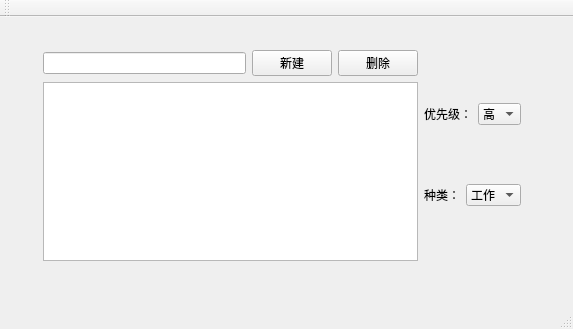
This is mainwindow.ui in llfWilliam/ToDoList as Qt 5 draws it before an edit. The edited form follows.
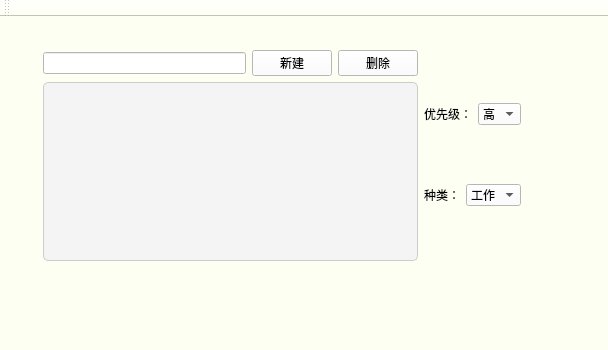
This is the edited form.

Diff of the .ui file:
```diff
--- a/mainwindow.ui
+++ b/mainwindow.ui
@@ -6,15 +6,18 @@
    <rect>
     <x>0</x>
     <y>0</y>
-    <width>573</width>
-    <height>329</height>
+    <width>608</width>
+    <height>350</height>
    </rect>
   </property>
   <property name="windowTitle">
-   <string>MainWindow</string>
+   <string>待办事项列表</string>
+  </property>
+  <property name="styleSheet">
+   <string notr="true">background-color: rgb(253, 255, 242);</string>
   </property>
   <widget class="QWidget" name="centralWidget">
-   <widget class="QWidget" name="">
+   <widget class="QWidget" name="layoutWidget">
     <property name="geometry">
      <rect>
       <x>32</x>
@@ -29,10 +32,17 @@
        <item>
         <layout class="QHBoxLayout" name="horizontalLayout">
          <item>
-          <widget class="QLineEdit" name="taskInput"/>
+          <widget class="QLineEdit" name="taskInput">
+           <property name="styleSheet">
+            <string notr="true">background-color: rgb(255, 255, 255);</string>
+           </property>
+          </widget>
          </item>
          <item>
           <widget class="QPushButton" name="addButton">
+           <property name="styleSheet">
+            <string notr="true">background-color: rgb(255, 255, 255);</string>
+           </property>
            <property name="text">
             <string>新建</string>
            </property>
@@ -40,6 +50,9 @@
          </item>
          <item>
           <widget class="QPushButton" name="deleteButton">
+           <property name="styleSheet">
+            <string notr="true">background-color: rgb(255, 255, 255);</string>
+           </property>
            <property name="text">
             <string>删除</string>
            </property>
@@ -48,7 +61,31 @@
         </layout>
        </item>
        <item>
-        <widget class="QListWidget" name="taskList"/>
+        <widget class="QListWidget" name="taskList">
+         <property name="styleSheet">
+          <string notr="true">QListWidget {
+    border: 1px solid #ccc;
+    background-color: #f4f4f4;
+    font-size: 14px;
+    border-radius: 5px;
+}
+
+QListWidget::item {
+    padding: 8px;
+    background-color: transparent;
+    color: black;
+}
+
+QListWidget::item:selected {
+    background-color: lightblue;
+    color: black;
+}
+
+QListWidget::item:focus {
+    outline: none;
+}</string>
+         </property>
+        </widget>
        </item>
       </layout>
      </item>
@@ -58,6 +95,9 @@
         <layout class="QHBoxLayout" name="horizontalLayout_2">
          <item>
           <widget class="QLabel" name="label">
+           <property name="styleSheet">
+            <string notr="true">font: 9pt &quot;微软雅黑&quot;;</string>
+           </property>
            <property name="text">
             <string>优先级：</string>
            </property>
@@ -65,6 +105,9 @@
          </item>
          <item>
           <widget class="QComboBox" name="priorityComboBox">
+           <property name="styleSheet">
+            <string notr="true">background-color: rgb(255, 255, 255);</string>
+           </property>
            <item>
             <property name="text">
              <string>高</string>
@@ -88,6 +131,9 @@
         <layout class="QHBoxLayout" name="horizontalLayout_3">
          <item>
           <widget class="QLabel" name="label_2">
+           <property name="styleSheet">
+            <string notr="true">font: 9pt &quot;微软雅黑&quot;;</string>
+           </property>
            <property name="text">
             <string>种类：</string>
            </property>
@@ -95,6 +141,9 @@
          </item>
          <item>
           <widget class="QComboBox" name="categoryComboBox">
+           <property name="styleSheet">
+            <string notr="true">background-color: rgb(255, 255, 255);</string>
+           </property>
            <item>
             <property name="text">
              <string>工作</string>
@@ -119,25 +168,25 @@
     </layout>
    </widget>
   </widget>
+  <widget class="QToolBar" name="mainToolBar">
+   <attribute name="toolBarArea">
+    <enum>TopToolBarArea</enum>
+   </attribute>
+   <attribute name="toolBarBreak">
+    <bool>false</bool>
+   </attribute>
+  </widget>
+  <widget class="QStatusBar" name="statusBar"/>
   <widget class="QMenuBar" name="menuBar">
    <property name="geometry">
     <rect>
      <x>0</x>
      <y>0</y>
-     <width>573</width>
+     <width>608</width>
      <height>26</height>
     </rect>
    </property>
   </widget>
-  <widget class="QToolBar" name="mainToolBar">
-   <attribute name="toolBarArea">
-    <enum>TopToolBarArea</enum>
-   </attribute>
-   <attribute name="toolBarBreak">
-    <bool>false</bool>
-   </attribute>
-  </widget>
-  <widget class="QStatusBar" name="statusBar"/>
  </widget>
  <layoutdefault spacing="6" margin="11"/>
  <resources/>
```
